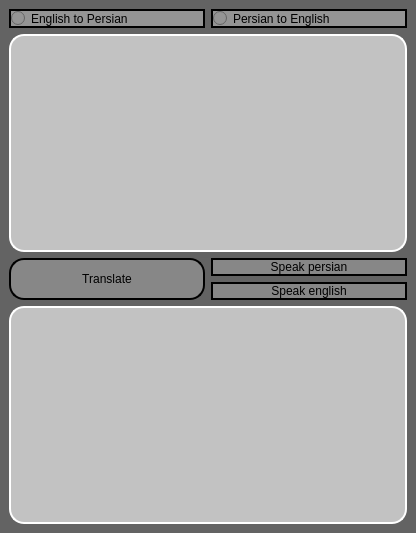
omidNomiri/My-python-learning-process, file Assignment_19/translator/main_window.ui: the form before one commit.
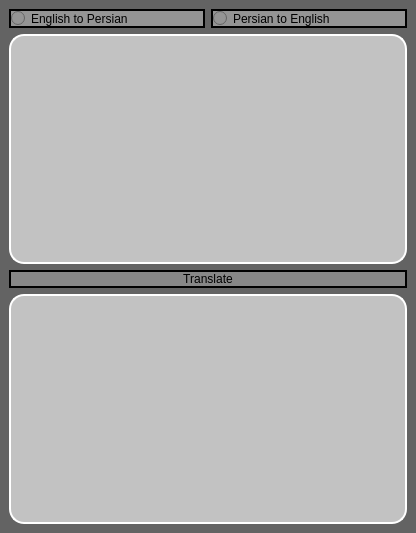
The form after the commit.

Commit message: Fix: error handle

```diff
--- a/Assignment_19/translator/main_window.ui
+++ b/Assignment_19/translator/main_window.ui
@@ -27,7 +27,7 @@
     <item row="6" column="0" colspan="2">
      <widget class="QLineEdit" name="output_text">
       <property name="sizePolicy">
-       <sizepolicy hsizetype="Preferred" vsizetype="Preferred">
+       <sizepolicy hsizetype="Expanding" vsizetype="Preferred">
         <horstretch>0</horstretch>
         <verstretch>0</verstretch>
        </sizepolicy>
@@ -37,17 +37,8 @@
 border: 2px solid white;
 border-radius: 15px;</string>
       </property>
-     </widget>
-    </item>
-    <item row="5" column="1">
-     <widget class="QPushButton" name="btn_speak_output">
-      <property name="styleSheet">
-       <string notr="true">background-color: rgb(135, 135, 135);
-border: 2px solid black;
-border-radius: 10px;</string>
-      </property>
-      <property name="text">
-       <string>Speak english</string>
+      <property name="readOnly">
+       <bool>true</bool>
       </property>
      </widget>
     </item>
@@ -75,40 +66,10 @@
       </property>
      </widget>
     </item>
-    <item row="4" column="1">
-     <widget class="QPushButton" name="btn_speak_input">
-      <property name="styleSheet">
-       <string notr="true">background-color: rgb(135, 135, 135);
-border: 2px solid black;
-border-radius: 10px;</string>
-      </property>
-      <property name="text">
-       <string>Speak persian</string>
-      </property>
-     </widget>
-    </item>
-    <item row="4" column="0" rowspan="2">
-     <widget class="QPushButton" name="btn_translate">
-      <property name="sizePolicy">
-       <sizepolicy hsizetype="Minimum" vsizetype="Expanding">
-        <horstretch>0</horstretch>
-        <verstretch>0</verstretch>
-       </sizepolicy>
-      </property>
-      <property name="styleSheet">
-       <string notr="true">background-color: rgb(135, 135, 135);
-border: 2px solid black;
-border-radius: 15px;</string>
-      </property>
-      <property name="text">
-       <string>Translate</string>
-      </property>
-     </widget>
-    </item>
     <item row="3" column="0" colspan="2">
      <widget class="QLineEdit" name="input_text">
       <property name="sizePolicy">
-       <sizepolicy hsizetype="Preferred" vsizetype="Preferred">
+       <sizepolicy hsizetype="Expanding" vsizetype="Preferred">
         <horstretch>0</horstretch>
         <verstretch>0</verstretch>
        </sizepolicy>
@@ -120,6 +81,27 @@
       </property>
       <property name="text">
        <string/>
+      </property>
+      <property name="alignment">
+       <set>Qt::AlignHCenter|Qt::AlignTop</set>
+      </property>
+     </widget>
+    </item>
+    <item row="4" column="0" colspan="2">
+     <widget class="QPushButton" name="btn_translate">
+      <property name="sizePolicy">
+       <sizepolicy hsizetype="Minimum" vsizetype="Maximum">
+        <horstretch>0</horstretch>
+        <verstretch>0</verstretch>
+       </sizepolicy>
+      </property>
+      <property name="styleSheet">
+       <string notr="true">background-color: rgb(135, 135, 135);
+border: 2px solid black;
+border-radius: 15px;</string>
+      </property>
+      <property name="text">
+       <string>Translate</string>
       </property>
      </widget>
     </item>
```
The commit also changes 2 other files.
